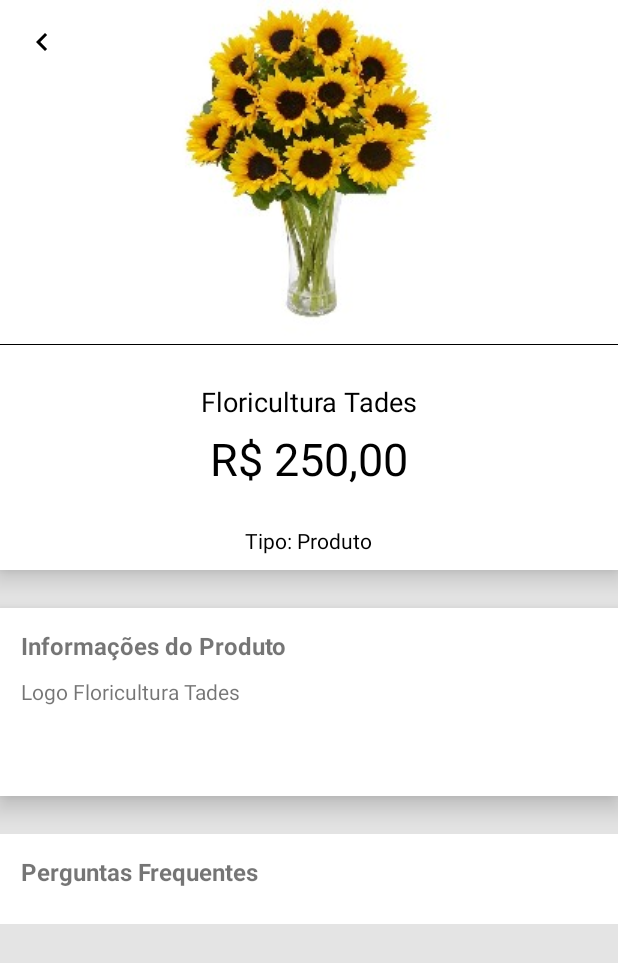
After one commit to GuilhermeP17/FloriculturaTadesMobile, an Android app: the DescricaoActivity screen opened directly, with no data from a screen before it, on a phone screen of 412 x 824 dp. The commit adds this screen. Shown: the top 963 px of the screen. Run offline under Robolectric (Android 15) with nearby library versions, the phone set to English and light mode, and no system bars.

Commit message:
Implementando Click no Recycler View, Implementando estilo na tela de descrição do produto

```diff
--- a/Floricultura Tades/app/src/main/AndroidManifest.xml
+++ b/Floricultura Tades/app/src/main/AndroidManifest.xml
@@ -24,5 +24,6 @@
 
         <activity android:name=".View.CadastroActivity" />
         <activity android:name=".View.CarrinhoActivity" />
+        <activity android:name=".View.DescricaoActivity" />
     </application>
 </manifest>
--- a/Floricultura Tades/app/src/main/java/br/com/senac/projectsolutions/Adapter/MainHolder.java
+++ b/Floricultura Tades/app/src/main/java/br/com/senac/projectsolutions/Adapter/MainHolder.java
@@ -4,16 +4,19 @@
 import android.widget.TextView;
 
 import androidx.annotation.NonNull;
+import androidx.cardview.widget.CardView;
 import androidx.recyclerview.widget.RecyclerView;
 
 import br.com.senac.projectsolutions.R;
 
 public class MainHolder extends RecyclerView.ViewHolder {
     protected TextView nomeProduto, precoProduto;
+    protected CardView cardProduto;
 
     public MainHolder(@NonNull View itemView) {
         super(itemView);
         nomeProduto = itemView.findViewById(R.id.nome_produto);
         precoProduto = itemView.findViewById(R.id.preco_produto);
+        cardProduto = itemView.findViewById(R.id.card_produto);
     }
 }
--- a/Floricultura Tades/app/src/main/java/br/com/senac/projectsolutions/Controller/LoginController.java
+++ b/Floricultura Tades/app/src/main/java/br/com/senac/projectsolutions/Controller/LoginController.java
@@ -8,7 +8,7 @@
 public class LoginController {
 
     public void validaLogin(Context context, String email, String senha){
-        String url = context.getResources().getString(R.string.web_service_path).concat("usuarios/validausuario").concat(email + "/" + senha);
+        String url = context.getResources().getString(R.string.web_service_path).concat("usuarios/validausuario/").concat(email + "/" + senha);
         DataGetter dt = new DataGetter(context, "login");
         dt.execute(url);
     }
--- a/Floricultura Tades/app/src/main/java/br/com/senac/projectsolutions/Model/Produto.java
+++ b/Floricultura Tades/app/src/main/java/br/com/senac/projectsolutions/Model/Produto.java
@@ -7,6 +7,8 @@
     private String tipo;
     private int quantidade;
     private double valor;
+
+    public Produto() {}
 
     public Produto(int codigo, String nome, String descricao, String tipo, int quantidade, double valor) {
         this.codigo = codigo;
--- /dev/null
+++ b/Floricultura Tades/app/src/main/java/br/com/senac/projectsolutions/View/DescricaoActivity.java
@@ -0,0 +1,17 @@
+package br.com.senac.projectsolutions.View;
+
+import android.os.Bundle;
+
+import androidx.annotation.Nullable;
+import androidx.appcompat.app.AppCompatActivity;
+
+import br.com.senac.projectsolutions.R;
+
+public class DescricaoActivity extends AppCompatActivity {
+
+    @Override
+    protected void onCreate(@Nullable Bundle savedInstanceState) {
+        super.onCreate(savedInstanceState);
+        setContentView(R.layout.activity_descricao);
+    }
+}
--- /dev/null
+++ b/Floricultura Tades/app/src/main/res/drawable/ic_back_activity_black.xml
@@ -0,0 +1,9 @@
+<vector xmlns:android="http://schemas.android.com/apk/res/android"
+        android:width="24dp"
+        android:height="24dp"
+        android:viewportWidth="24.0"
+        android:viewportHeight="24.0">
+    <path
+        android:fillColor="#FF000000"
+        android:pathData="M15.41,7.41L14,6l-6,6 6,6 1.41,-1.41L10.83,12z"/>
+</vector>
--- /dev/null
+++ b/Floricultura Tades/app/src/main/res/layout/activity_descricao.xml
@@ -0,0 +1,137 @@
+<?xml version="1.0" encoding="utf-8"?>
+<androidx.coordinatorlayout.widget.CoordinatorLayout xmlns:android="http://schemas.android.com/apk/res/android"
+    android:layout_width="match_parent"
+    android:layout_height="match_parent"
+    xmlns:app="http://schemas.android.com/apk/res-auto">
+
+    <com.google.android.material.appbar.AppBarLayout
+        android:id="@+id/appbar"
+        android:layout_width="match_parent"
+        android:layout_height="wrap_content"
+        android:background="#FFFFFF">
+
+        <com.google.android.material.appbar.CollapsingToolbarLayout
+            android:layout_width="match_parent"
+            android:layout_height="match_parent"
+            app:contentScrim="?attr/colorPrimary"
+            app:expandedTitleGravity="top"
+            app:layout_scrollFlags="scroll|exitUntilCollapsed|snap">
+
+            <ImageView
+                android:layout_width="match_parent"
+                android:layout_height="wrap_content"
+                app:layout_collapseMode="parallax"
+                app:layout_collapseParallaxMultiplier="0.5"
+                android:src="@drawable/flor_demo"/>
+
+            <androidx.appcompat.widget.Toolbar
+                android:id="@+id/toolbar"
+                android:layout_width="match_parent"
+                android:layout_height="?attr/actionBarSize"
+                app:navigationIcon="@drawable/ic_back_activity_black"
+                app:layout_collapseMode="pin"/>
+        </com.google.android.material.appbar.CollapsingToolbarLayout>
+    </com.google.android.material.appbar.AppBarLayout>
+
+    <androidx.core.widget.NestedScrollView
+        android:layout_width="match_parent"
+        android:layout_height="match_parent"
+        android:background="#E4E4E4"
+        app:layout_behavior="@string/appbar_scrolling_view_behavior">
+
+        <LinearLayout
+            android:layout_width="match_parent"
+            android:layout_height="match_parent"
+            android:orientation="vertical">
+
+            <View
+                android:layout_width="match_parent"
+                android:layout_height="0.2dp"
+                android:background="@android:color/black"/>
+
+            <LinearLayout
+                android:layout_width="match_parent"
+                android:layout_height="150dp"
+                android:layout_marginBottom="25dp"
+                android:orientation="vertical"
+                android:background="#FFFFFF"
+                android:elevation="10dp">
+
+                <TextView
+                    android:id="@+id/nome_produto"
+                    android:layout_width="wrap_content"
+                    android:layout_height="wrap_content"
+                    android:text="@string/app_name"
+                    android:layout_marginTop="25dp"
+                    android:textSize="18sp"
+                    android:textColor="#000000"
+                    android:layout_gravity="center"/>
+
+                <TextView
+                    android:id="@+id/preco_produto"
+                    android:layout_width="wrap_content"
+                    android:layout_height="wrap_content"
+                    android:text="R$ 250,00"
+                    android:textColor="#000000"
+                    android:layout_marginTop="5dp"
+                    android:textSize="30sp"
+                    android:layout_gravity="center"/>
+
+                <TextView
+                    android:id="@+id/tipo_produto"
+                    android:layout_width="wrap_content"
+                    android:layout_height="match_parent"
+                    android:text="Tipo: Produto"
+                    android:layout_marginTop="5dp"
+                    android:layout_marginBottom="10dp"
+                    android:textSize="14sp"
+                    android:textColor="#000000"
+                    android:layout_gravity="center"
+                    android:gravity="bottom"/>
+            </LinearLayout>
+
+            <LinearLayout
+                android:layout_width="match_parent"
+                android:layout_height="125dp"
+                android:orientation="vertical"
+                android:layout_marginBottom="25dp"
+                android:padding="14dp"
+                android:background="#FFFFFF"
+                android:elevation="10dp">
+
+                <TextView
+                    android:layout_width="wrap_content"
+                    android:layout_height="wrap_content"
+                    android:text="@string/informacoes_produto"
+                    android:textStyle="bold"
+                    android:textSize="16sp"
+                    android:layout_marginBottom="10dp"/>
+
+                <TextView
+                    android:id="@+id/descricao_produto"
+                    android:layout_width="match_parent"
+                    android:layout_height="match_parent"
+                    android:text="@string/logo_floricultura_tades"/>
+            </LinearLayout>
+
+            <LinearLayout
+                android:layout_width="match_parent"
+                android:layout_height="match_parent"
+                android:orientation="vertical"
+                android:padding="14dp"
+                android:background="#FFFFFF">
+
+                <TextView
+                    android:layout_width="wrap_content"
+                    android:layout_height="wrap_content"
+                    android:text="@string/perguntas_frequentes"
+                    android:textStyle="bold"
+                    android:textSize="16sp"
+                    android:layout_marginBottom="10dp"/>
+
+
+            </LinearLayout>
+        </LinearLayout>
+    </androidx.core.widget.NestedScrollView>
+
+</androidx.coordinatorlayout.widget.CoordinatorLayout>
--- a/Floricultura Tades/app/src/main/res/layout/card_produto.xml
+++ b/Floricultura Tades/app/src/main/res/layout/card_produto.xml
@@ -1,6 +1,7 @@
 <?xml version="1.0" encoding="utf-8"?>
 <com.google.android.material.card.MaterialCardView xmlns:android="http://schemas.android.com/apk/res/android"
     xmlns:app="http://schemas.android.com/apk/res-auto"
+    android:id="@+id/card_produto"
     android:layout_width="match_parent"
     android:layout_height="wrap_content"
     android:layout_margin="8dp"
--- a/Floricultura Tades/app/src/main/res/values/strings.xml
+++ b/Floricultura Tades/app/src/main/res/values/strings.xml
@@ -14,7 +14,7 @@
     <string name="name_teste">Guilherme Pereira</string>
     <string name="email_teste">guilherme.pereira@email.com</string>
 
-    <string name="web_service_path">http://192.168.0.44:8084/Api_Floricultura_Tads/webresources/</string>
+    <string name="web_service_path">http://192.168.0.44:8089/Api_Floricultura_Tads/webresources/</string>
 
     <string name="title_info_pessoais">Informações Pessoais</string>
     <string name="lbl_required_nome">Nome*</string>
@@ -41,6 +41,8 @@
     <string name="drawer_sair">Logout</string>
     <string name="infromacao_carrinho_vazio">Infromação Carrinho Vazio</string>
     <string name="info_carrinho_vazinho">Você ainda não adicionou itens no seu carrinho :(</string>
+    <string name="informacoes_produto">Informações do Produto</string>
+    <string name="perguntas_frequentes">Perguntas Frequentes</string>
 
     <string-array name="tipo_enderecos">
         <item>Cobrança</item>
```
Also changed, not shown: Floricultura Tades/app/src/main/java/br/com/senac/projectsolutions/Adapter/MainAdapter.java (+22 -1 lines), Floricultura Tades/app/src/main/java/br/com/senac/projectsolutions/Util/DataGetter.java (+6 -1 lines), Floricultura Tades/app/src/main/java/br/com/senac/projectsolutions/View/CarrinhoActivity.java (+36 -1 lines), Floricultura Tades/app/src/main/java/br/com/senac/projectsolutions/View/LoginActivity.java (+13 -0 lines), Floricultura Tades/app/src/main/java/br/com/senac/projectsolutions/View/MainActivity.java (+11 -1 lines), Floricultura Tades/app/src/main/res/layout/activity_login.xml (+10 -0 lines), Floricultura Tades/app/src/main/res/drawable/flor_demo.jpg (added), 5 other files.
